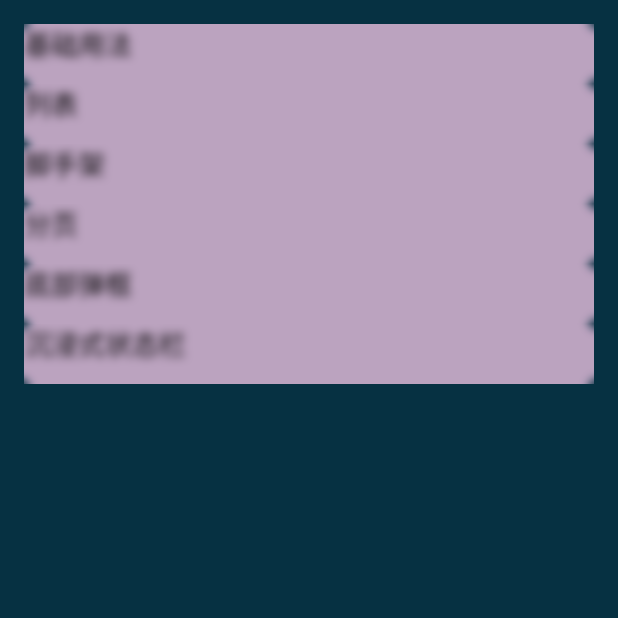
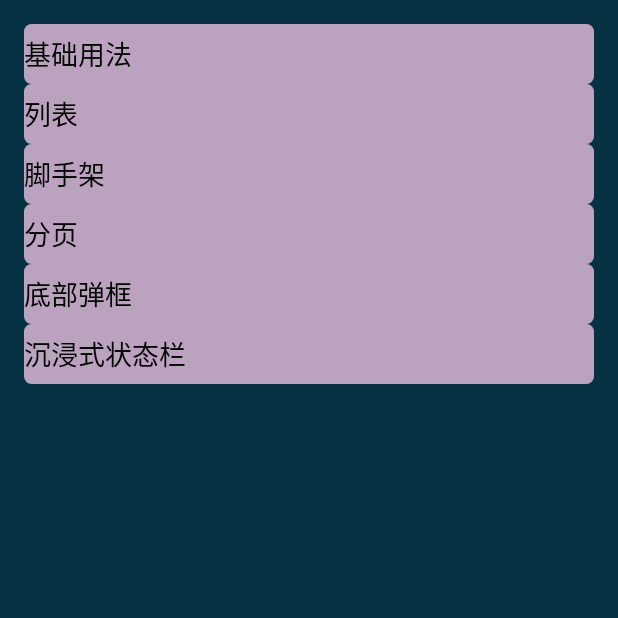
Before and after one commit to Hynsn/SimpleGallery, an Android app built with Jetpack Compose: the screen it shows after launch (MainActivity), on a phone screen of 412 x 824 dp, the top half of it. Run offline under Robolectric (Android 15) with nearby library versions, the phone set to English and light mode, and no system bars; our stand-ins replace paging.

Commit message:
目录UI优化

```diff
--- a/app_kt/src/main/java/com/hynson/compose/MainActivity.kt
+++ b/app_kt/src/main/java/com/hynson/compose/MainActivity.kt
@@ -6,6 +6,7 @@
 import androidx.compose.foundation.background
 import androidx.compose.foundation.clickable
 import androidx.compose.foundation.layout.Arrangement
+import androidx.compose.foundation.layout.Box
 import androidx.compose.foundation.layout.Column
 import androidx.compose.foundation.layout.fillMaxHeight
 import androidx.compose.foundation.layout.fillMaxSize
@@ -21,6 +22,7 @@
 import androidx.compose.ui.draw.blur
 import androidx.compose.ui.graphics.Color
 import androidx.compose.ui.res.stringResource
+import androidx.compose.ui.text.style.TextAlign
 import androidx.compose.ui.unit.dp
 import androidx.compose.ui.unit.sp
 import androidx.lifecycle.viewmodel.compose.viewModel
@@ -96,10 +98,6 @@
     contents: MutableList<ContentItem>
 ) {
     val shape = RoundedCornerShape(5.dp)
-    val style = Modifier
-        .fillMaxWidth()
-        .blur(5.dp)
-        .height(40.dp)
     Column(
         modifier = Modifier
             .background(Color(0xFF063142))
@@ -108,15 +106,21 @@
     ) {
         val fontSize = 18.sp
         for (item in contents) {
-            Text(
-                text = item.name,
-                color = Color(item.colors.second),
-                fontSize = fontSize,
-                modifier = style
-                    .clickable(onClick = item.action)
+            Box(
+                modifier = Modifier
+                    .height(40.dp)
+                    .fillMaxWidth()
                     .background(color = Color(item.colors.first), shape = shape)
-            )
+                    .clickable(onClick = item.action),
+                contentAlignment = Alignment.CenterStart
+            ) {
+                Text(
+                    text = item.name,
+                    color = Color(item.colors.second),
+                    fontSize = fontSize,
+                    textAlign = TextAlign.Start
+                )
+            }
         }
     }
-
 }
```
